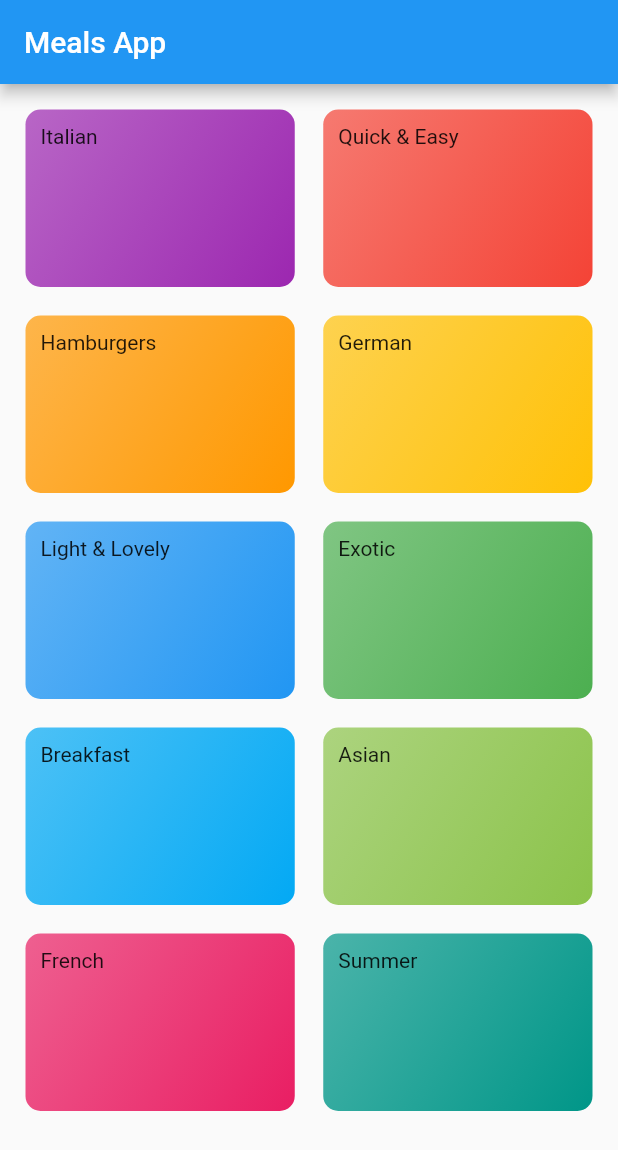
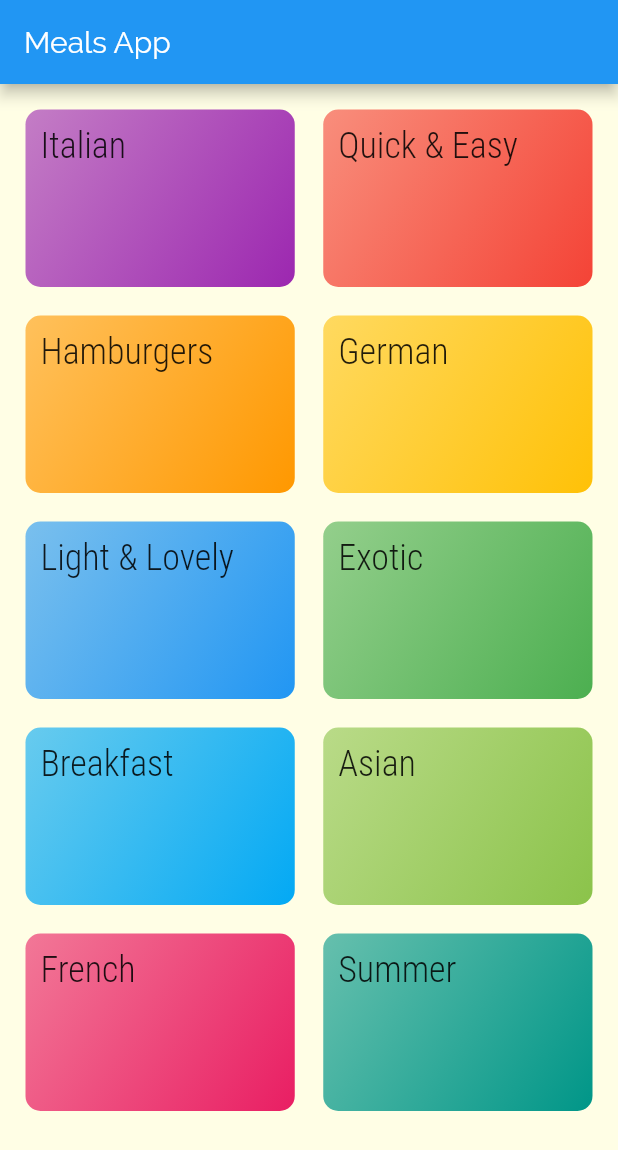
Before and after one commit to leticek/meals_app, a Flutter app: the screen it shows after launch, on a phone screen of 412 x 824 dp. Shown: the top 1150 px of the screen. Run offline on Flutter 3.47's test engine with Material 2 defaults, Android fonts, the phone set to English and light mode, and no system bars.

Commit message:
Theme changes

```diff
--- a/lib/category_tile.dart
+++ b/lib/category_tile.dart
@@ -15,11 +15,14 @@ class CategoryTile extends StatelessWidget {
       decoration: BoxDecoration(
         borderRadius: BorderRadius.circular(10),
         gradient: LinearGradient(colors: [
-          this._bgColor.withOpacity(0.7),
+          this._bgColor.withOpacity(0.6),
           this._bgColor,
         ], begin: Alignment.topLeft, end: Alignment.bottomRight),
       ),
-      child: Text(this._title),
+      child: Text(
+        this._title,
+        style: Theme.of(context).textTheme.headline6,
+      ),
     );
   }
 }
--- a/lib/main.dart
+++ b/lib/main.dart
@@ -1,5 +1,5 @@
 import 'package:flutter/material.dart';
-import 'package:meals_app/categories_screen.dart';
+import './categories_screen.dart';
 
 void main() => runApp(MyApp());
 
@@ -10,6 +10,21 @@ class MyApp extends StatelessWidget {
       title: 'DeliMeals',
       theme: ThemeData(
         primarySwatch: Colors.blue,
+        accentColor: Colors.red,
+        canvasColor: Color.fromRGBO(255, 254, 229, 1),
+        fontFamily: 'Raleway',
+        textTheme: ThemeData.light().textTheme.copyWith(
+              bodyText1: TextStyle(
+                color: Color.fromRGBO(20, 51, 51, 1),
+              ),
+              bodyText2: TextStyle(
+                color: Color.fromRGBO(20, 51, 51, 1),
+              ),
+              headline6: TextStyle(
+                fontSize: 24,
+                fontFamily: 'RobotoCondensed',
+              ),
+            ),
       ),
       home: CategoriesScreen(),
     );
```
Also changed, not shown: pubspec.yaml (+17 -11 lines).
